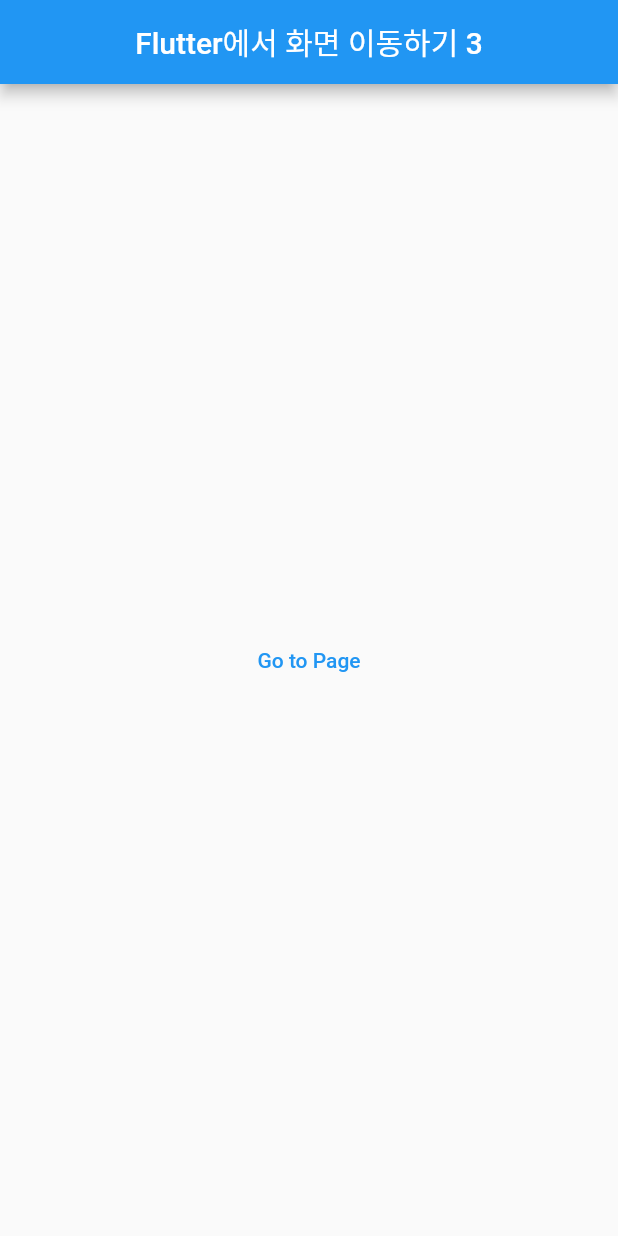
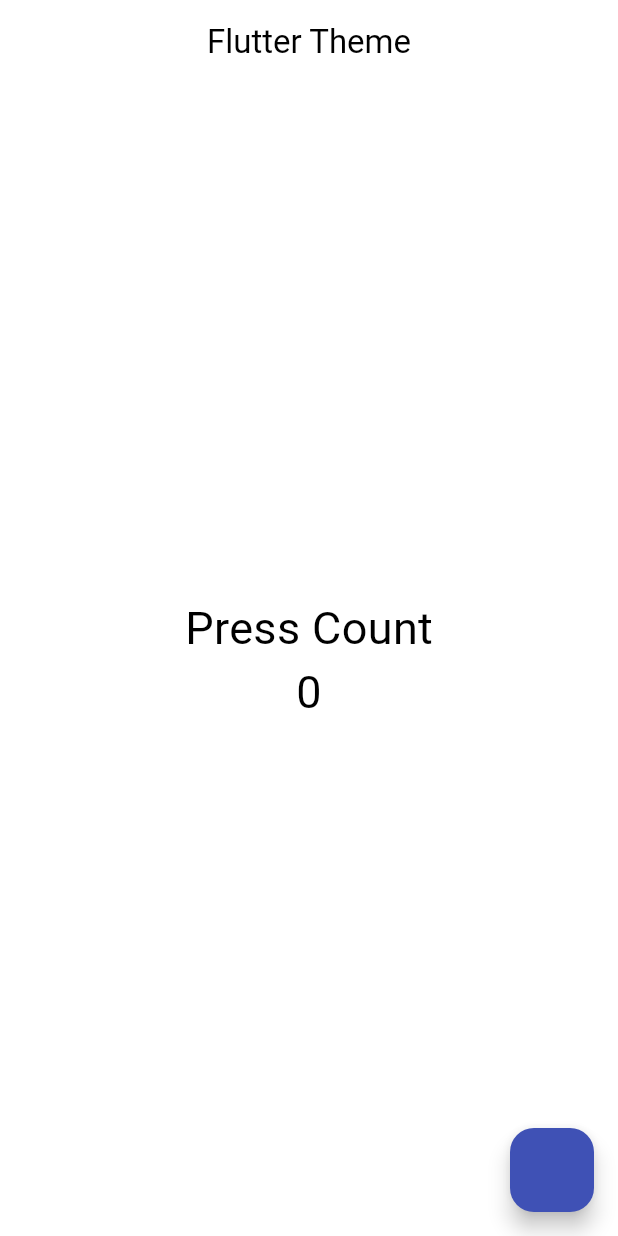
Before and after one commit to CEO-IkHyeon/Part2_Flutter_Widget, a Flutter app: the screen it shows after launch, on a phone screen of 412 x 824 dp. Run offline on Flutter 3.47's test engine with Material 2 defaults, Android fonts, the phone set to English and light mode, and no system bars; our stand-ins replace go_router.

Commit message:
02_08_01_Flutter Theme 1. MaterialApp에서 theme 설정 2. colorScheme    2.1 ColorScheme.light() / .dark()        2.1.1 primary, secondary, tertiary    2.2 ColorScheme.fromSeed( ... ) 3. textScheme    3.1 bodyMedium    3.2 bodyLarge    3.3 TextStyle(fontWeight) 4. appBarTheme 5. useMaterial3

```diff
--- a/lib/main.dart
+++ b/lib/main.dart
@@ -1,55 +1,86 @@
 import 'package:flutter/material.dart';
 import 'package:go_router/go_router.dart';
 import 'package:part2/screen/new_page.dart';
+import 'package:part2/style/theme.dart';
 
 const assetImagePath = 'assets/images';
 const myFaceImage = '$assetImagePath/myFace.jpg';
 
 void main() {
   runApp(
-    MaterialApp.router(
-      routerConfig: GoRouter(initialLocation: '/', routes: [
-        GoRoute(
-          path: '/',
-          name: 'home',
-          builder: (context, _) => const HomeWidget(),
-        ),
-        GoRoute(
-          path: '/new',
-          name: 'new1',
-          builder: (context, _) => const NewPage(),
-          // route 안에 route를 만들 수 있다 -> app의 path를 효과적으로 만들 수 있다
-          routes: [
+    MaterialApp(
+      home: const HomeWidget(),
+      // Theme 사용 시 theme 객체를 별도로 분리해서 사용하느 것이 좋음
+      theme: customTheme
+      // ThemeData(
+      //     useMaterial3: true,
+      //     // 1. colorScheme 정의 방식 1
+      //     // colorScheme: const ColorScheme.light(
+      //     //   primary: Colors.indigo,
+      //     //   secondary: Colors.green,
+      //     //   tertiary: Colors.yellow,
+      //     // ),
+      //
+      //     // 2. colorScheme 정의 방식 2
+      //     colorScheme: ColorScheme.fromSeed(seedColor: Colors.indigo),
+      //     textTheme: TextTheme(
+      //       bodyMedium: TextStyle(fontWeight: FontWeight.normal, fontSize: 30),
+      //       bodyLarge: TextStyle(fontSize: 40, fontWeight: FontWeight.bold),
+      //     )
+      //
+      //   // 3. colorScheme 정의 방식 3
+      //   // colorScheme: ColorScheme.dark(),
+      //   // appBarTheme: AppBarTheme(
+      //   //   backgroundColor: Colors.red,
+      //   // )
+      // ),
 
-          ]
-        ),
-        GoRoute(
-          path: '/new1',
-          name: 'new2',
-          builder: (context, _) => const NewPage2(),
-        ),
-      ]),
     ),
   );
 }
 
-class HomeWidget extends StatelessWidget {
+
+
+class HomeWidget extends StatefulWidget {
   const HomeWidget({super.key});
 
   @override
+  State<HomeWidget> createState() => _HomeWidgetState();
+}
+
+class _HomeWidgetState extends State<HomeWidget> {
+
+  late int count;
+
+  @override
+  void initState() {
+    // TODO: implement initState
+    super.initState();
+    count = 0;
+  }
+
+  @override
   Widget build(BuildContext context) {
+    // 위에서 설정한 bodyLarge를 가져오려면 theme data를 가져와야함
+    // final textTheme = Theme.of(context).textTheme;
+    final textTheme = customTheme.textTheme;
     return Scaffold(
       appBar: AppBar(
-        title: Text('Flutter에서 화면 이동하기 3'),
+        title: const Text('Flutter Theme'),
         centerTitle: true,
       ),
       body: Center(
-        child: TextButton(
-          child: Text('Go to Page'),
-          onPressed: () {
-            context.pushNamed('new1');
-          },
+        child: Column(
+          mainAxisSize: MainAxisSize.min,
+          mainAxisAlignment: MainAxisAlignment.center,
+          children: [
+            Text('Press Count', style: textTheme.bodyMedium,),
+            Text('$count', style: textTheme.displayLarge,),
+          ],
         ),
+      ),
+      floatingActionButton: FloatingActionButton(
+        onPressed: () => setState(() => count++),
       ),
     );
   }
--- /dev/null
+++ b/lib/style/theme.dart
@@ -0,0 +1,21 @@
+import 'package:flutter/material.dart';
+
+final customTheme = ThemeData(
+  colorScheme: const ColorScheme.light(
+    primary: Colors.indigo,
+    secondary: Colors.green,
+    tertiary: Colors.yellow,
+  ),
+  textTheme: const TextTheme(
+    bodyMedium: TextStyle(fontWeight: FontWeight.normal, fontSize: 30),
+  ),
+  useMaterial3: true,
+);
+
+// final customTheme = ThemeData(
+//   colorScheme: ColorScheme.fromSeed(seedColor: Colors.indigo),
+//   textTheme: const TextTheme(
+//     bodyLarge: TextStyle(fontWeight: FontWeight.normal, fontSize: 30),
+//   ),
+//   useMaterial3: true,
+// );
```
